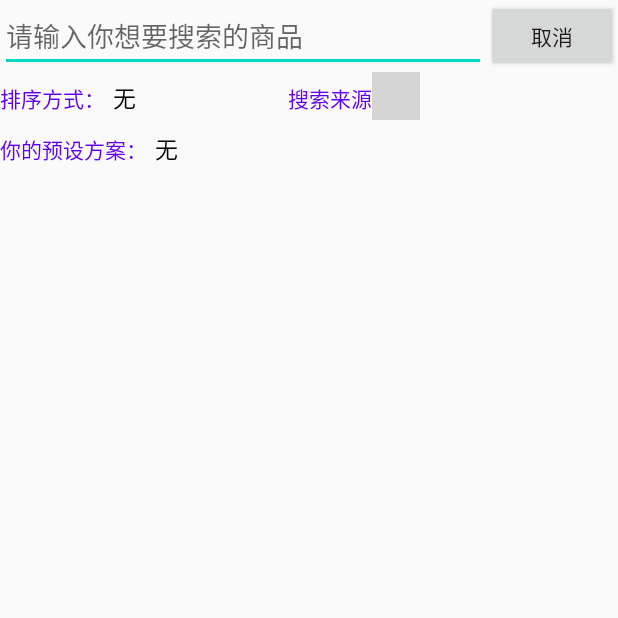
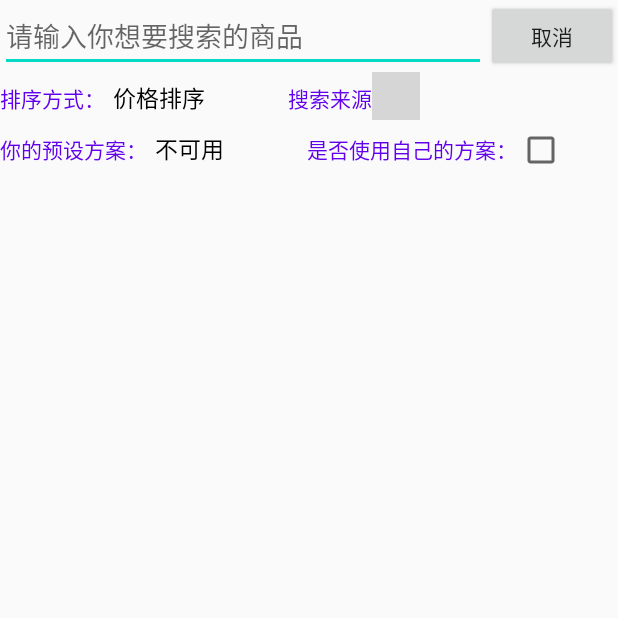
Before and after one commit to luojunlin1223/qxapp, an Android app: the Search screen opened directly, with no data from a screen before it, on a phone screen of 412 x 824 dp, the top half of it. Run offline under Robolectric (Android 15) with nearby library versions, the phone set to English and light mode, and no system bars; libraries missing offline, so code that uses them is left out: cn.bmob.v3, com.androidbuts.multispinnerfilter; plain views replace MultiSpinnerSearch; 12 statements that could not run were skipped; grey boxes are pictures that could not be loaded.

Commit message:
重载刷新方法传出preference数据

```diff
--- a/app/src/main/java/com/example/qxapp/Adapter/MineAdapter.java
+++ b/app/src/main/java/com/example/qxapp/Adapter/MineAdapter.java
@@ -17,6 +17,7 @@ import androidx.recyclerview.widget.RecyclerView;
 import com.example.qxapp.R;
 import com.example.qxapp.activity.Collect;
 import com.example.qxapp.activity.History;
+import com.example.qxapp.activity.Proset;
 import com.example.qxapp.activity.Recommondation;
 import com.example.qxapp.activity.Update;
 
@@ -62,7 +63,7 @@ public class MineAdapter extends RecyclerView.Adapter<RecyclerView.ViewHolder> {
                     case 1: context.startActivity(new Intent(context, Collect.class));break;
                     case 2: context.startActivity(new Intent(context, Recommondation.class));break;
                     case 3: context.startActivity(new Intent(context, Update.class));break;
-
+                    case 4: context.startActivity(new Intent(context, Proset.class));break;
                 }
             }
         });
--- a/app/src/main/java/com/example/qxapp/activity/Search.java
+++ b/app/src/main/java/com/example/qxapp/activity/Search.java
@@ -12,6 +12,8 @@ import android.view.inputmethod.InputMethodManager;
 import android.widget.AdapterView;
 import android.widget.ArrayAdapter;
 import android.widget.Button;
+import android.widget.CheckBox;
+import android.widget.CompoundButton;
 import android.widget.EditText;
 import android.widget.Spinner;
 import android.widget.SpinnerAdapter;
@@ -26,6 +28,7 @@ import androidx.recyclerview.widget.StaggeredGridLayoutManager;
 import androidx.swiperefreshlayout.widget.SwipeRefreshLayout;
 
 import com.androidbuts.multispinnerfilter.KeyPairBoolData;
+import com.androidbuts.multispinnerfilter.MultiSpinnerListener;
 import com.androidbuts.multispinnerfilter.MultiSpinnerSearch;
 import com.example.qxapp.Adapter.SearchAdapter;
 import com.example.qxapp.R;
@@ -62,6 +65,7 @@ public class Search extends AppCompatActivity {
     private Spinner sort_spinner;
     private MultiSpinnerSearch from_spinner;
     private Spinner method_spinner;
+    private CheckBox checkBox;
     Thread tmallThread=new Thread(() -> {
         try {
             final String url = "https://list.tmall.com/search_product.htm?q=" + searchcontent.getText().toString();
@@ -373,46 +377,56 @@ public class Search extends AppCompatActivity {
 //        swipeRefreshLayout.setOnRefreshListener(this::Refresh);
 ////      中止上拉刷新
         swipeRefreshLayout.setEnabled(false);
+        loadSort();
+        loadfrom();
 
-        ArrayAdapter<String> sort_adapter = new ArrayAdapter<String>(getApplicationContext(), R.layout.spinner_item);
-        final List<String> sort_list= Arrays.asList(getResources().getStringArray(R.array.sort));
-        sort_adapter.add("无");
-        for(String item:sort_list){
-            sort_adapter.add(item);
-        }
-        sort_spinner=findViewById(R.id.sort_spinner);
-        sort_spinner.setAdapter(sort_adapter);
-        sort_spinner.setOnItemSelectedListener(new AdapterView.OnItemSelectedListener() {
+        method_spinner=findViewById(R.id.method_spinner);
+
+        checkBox=findViewById(R.id.check);
+        ArrayAdapter<String> method_adapter = new ArrayAdapter<String>(getApplicationContext(), R.layout.spinner_item);
+        method_adapter.add("不可用");
+        method_spinner.setAdapter(method_adapter);
+        checkBox.setOnCheckedChangeListener(new CompoundButton.OnCheckedChangeListener() {
             @Override
-            public void onItemSelected(AdapterView<?> parent, View view, int position, long id) {
-                if(position==0){
+            public void onCheckedChanged(CompoundButton buttonView, boolean isChecked) {
+                if(isChecked){
                     ArrayAdapter<String> method_adapter = new ArrayAdapter<String>(getApplicationContext(), R.layout.spinner_item);
-                    method_adapter.add("无");
-                    method_adapter.add("第一个");
+                    method_adapter.add("我的预设");
                     method_spinner.setAdapter(method_adapter);
 
+                    ArrayAdapter<String> sort_adapter = new ArrayAdapter<String>(getApplicationContext(), R.layout.spinner_item);
+                    List<KeyPairBoolData> from_listArray=new ArrayList<>();
+                    sort_adapter.add("不可用");
+                    sort_spinner.setAdapter(sort_adapter);
+
+                    from_listArray.clear();
+                    from_spinner.setHintText("不可用");
+                    from_spinner.setItems(from_listArray,selectedItems -> {
+//                复选框所选择的所有的items
+                    });
+//                    Refresh();
                 }else{
-                    ArrayAdapter<String> adapter = new ArrayAdapter<String>(getApplicationContext(), R.layout.spinner_item);
-                    adapter.add("不可用");
-                    method_spinner.setAdapter(adapter);
+                    ArrayAdapter<String> method_adapter = new ArrayAdapter<String>(getApplicationContext(), R.layout.spinner_item);
+                    method_adapter.add("不可用");
+                    method_spinner.setAdapter(method_adapter);
+                    loadSort();
+                    loadfrom();
                 }
-                Refresh(sort_spinner.getSelectedItemPosition(),from_spinner.getSelectedItems());
-            }
-
-            @Override
-            public void onNothingSelected(AdapterView<?> parent) {
-
             }
         });
 
+
+    }
+
+    private void loadfrom() {
         from_spinner=findViewById(R.id.from_spinner);
         final List<String> from_list= Arrays.asList(getResources().getStringArray(R.array.from));
         final List<KeyPairBoolData> from_listArray=new ArrayList<>();
-        for(int i = 0; i < from_list.size(); i++){
+            for(int i = 0; i < from_list.size(); i++){
             KeyPairBoolData h = new KeyPairBoolData();
             h.setId(i + 1);
             h.setName(from_list.get(i));
-            h.setSelected(false);
+            h.setSelected(true);
             from_listArray.add(h);
         }
         from_spinner.setShowSelectAllButton(false);
@@ -424,19 +438,37 @@ public class Search extends AppCompatActivity {
                 Refresh(sort_spinner.getSelectedItemPosition(),selectedItems);
             }
         });
-        method_spinner=findViewById(R.id.method_spinner);
+    }
 
+    private void loadSort() {
+        ArrayAdapter<String> sort_adapter = new ArrayAdapter<String>(getApplicationContext(), R.layout.spinner_item);
+        final List<String> sort_list= Arrays.asList(getResources().getStringArray(R.array.sort));
+        for(String item:sort_list){
+            sort_adapter.add(item);
+        }
+        sort_spinner=findViewById(R.id.sort_spinner);
+        sort_spinner.setAdapter(sort_adapter);
+        sort_spinner.setOnItemSelectedListener(new AdapterView.OnItemSelectedListener() {
+            @Override
+            public void onItemSelected(AdapterView<?> parent, View view, int position, long id) {
+                Refresh(sort_spinner.getSelectedItemPosition(),from_spinner.getSelectedItems());
+            }
 
+            @Override
+            public void onNothingSelected(AdapterView<?> parent) {
+
+            }
+        });
     }
+
     private void Refresh(int sort_positon,List<KeyPairBoolData> from_positon) {
         BmobQuery<Product> productBmobQuery = new BmobQuery<>();
         List<BmobQuery<Product>> bmobQueries=new ArrayList<>();
         productBmobQuery.addWhereEqualTo("key",searchcontent.getText().toString());
 
         switch (sort_positon){
-            case 0:break;
-            case 1:productBmobQuery.order("price");break;
-            case 2:productBmobQuery.order("createdAt");break;
+            case 0:productBmobQuery.order("price");break;
+            case 1:productBmobQuery.order("createdAt");break;
         }
 
         for(int i=0;i<from_positon.size();i++){
@@ -459,6 +491,8 @@ public class Search extends AppCompatActivity {
             }
         });
     }
+    private void Refresh(){
+    }
     private String taobao_helper(String item,String target){
         return item.substring(item.indexOf(target)+target.length(),
                 item.indexOf(",",item.indexOf(target)+target.length())-1);
--- a/app/src/main/res/layout/activty_search.xml
+++ b/app/src/main/res/layout/activty_search.xml
@@ -58,7 +58,8 @@
     </LinearLayout>
     <LinearLayout
         android:layout_width="match_parent"
-        android:layout_height="wrap_content">
+        android:layout_height="wrap_content"
+        android:orientation="horizontal">
         <TextView
             android:textColor="@color/colorPrimary"
             android:text="你的预设方案："
@@ -70,6 +71,16 @@
             android:layout_width="wrap_content"
             android:layout_height="wrap_content"
             android:spinnerMode="dropdown"/>
+        <TextView
+            android:layout_marginStart="50sp"
+            android:textColor="@color/colorPrimary"
+            android:text="是否使用自己的方案："
+            android:layout_width="wrap_content"
+            android:layout_height="wrap_content"/>
+        <androidx.appcompat.widget.AppCompatCheckBox
+            android:id="@+id/check"
+            android:layout_width="wrap_content"
+            android:layout_height="wrap_content"/>
     </LinearLayout>
     <androidx.swiperefreshlayout.widget.SwipeRefreshLayout
         android:id="@+id/search_swipe"
```
Also changed, not shown: app/src/main/java/com/example/qxapp/Fragment/FragmentProset.java (added, +58 -0 lines), app/src/main/java/com/example/qxapp/Preference/SeekBarPreference.java (added, +107 -0 lines), app/src/main/java/com/example/qxapp/activity/Proset.java (+20 -1 lines), app/src/main/res/layout/activity_proset.xml (+32 -5 lines), app/src/main/res/xml/fragmentproset.xml (added, +28 -0 lines).
